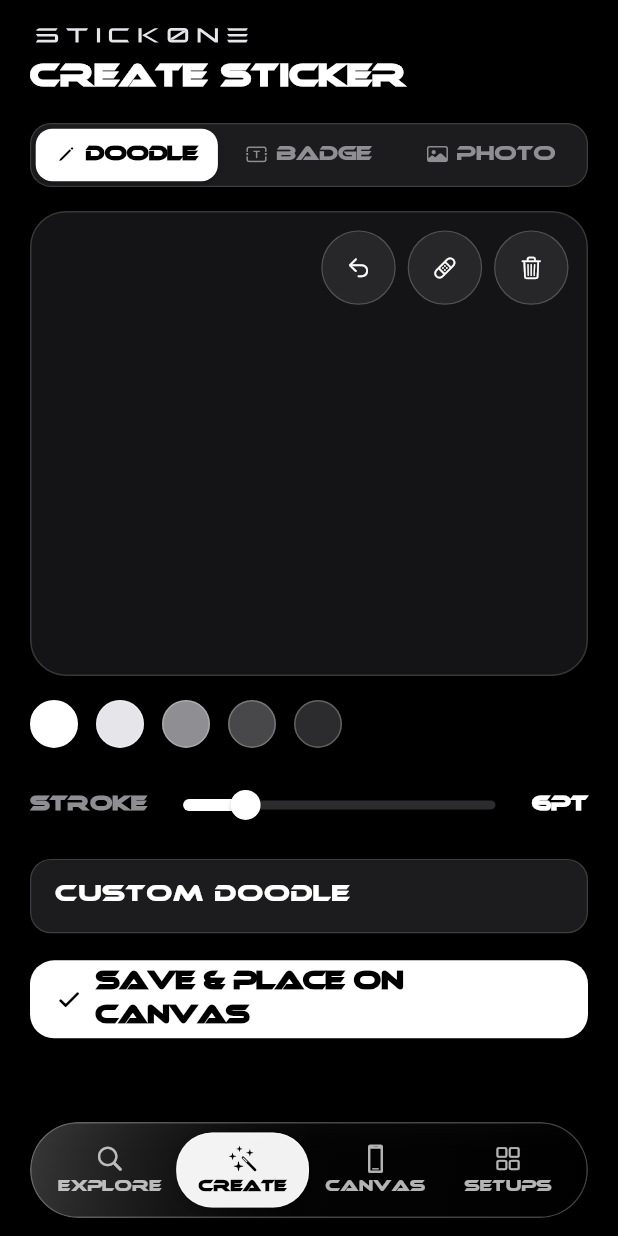
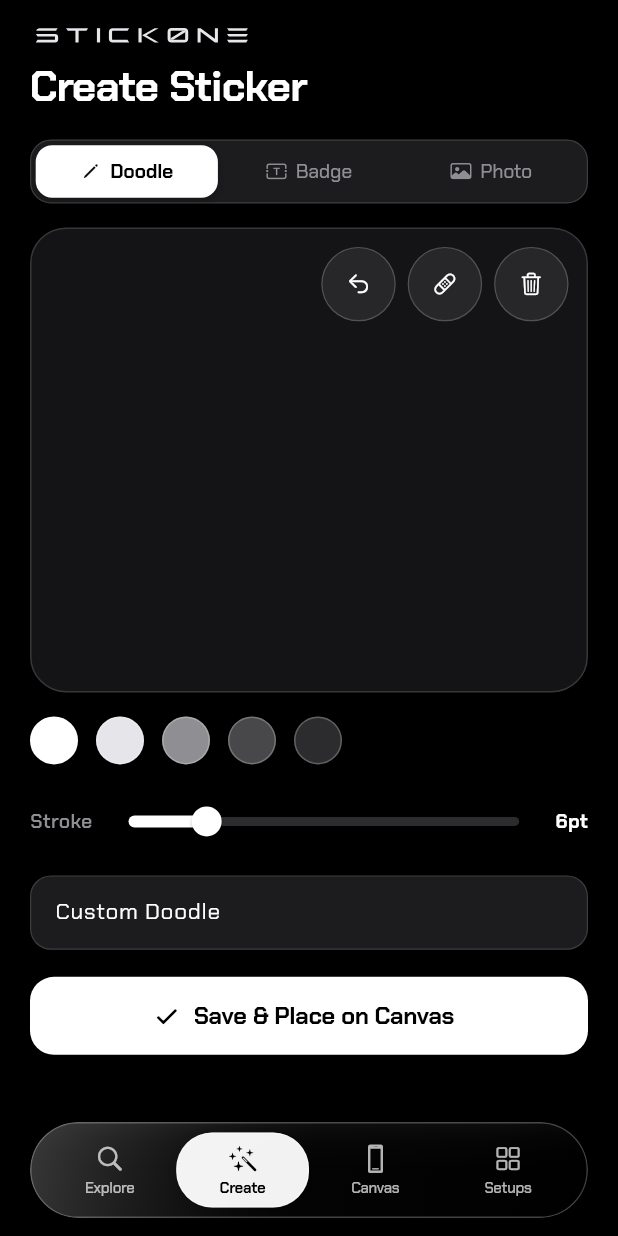
Before and after one commit to Gowsan-S/Stick0ne, a Flutter app: the screen it shows after launch, item 2 of the bottom bar chosen, on a phone screen of 412 x 824 dp. Run offline on Flutter 3.47's test engine with Material 3 defaults, Android fonts, the phone set to English and light mode, and no system bars; our stand-ins replace image_picker, share_plus, shared_preferences.

Commit message:
docs: finalize UI screenshots with crisp Chakra Petch typography and button layout alignment

```diff
--- a/lib/main.dart
+++ b/lib/main.dart
@@ -45,7 +45,7 @@ class Stick0neApp extends StatelessWidget {
         theme: ThemeData(
           useMaterial3: true,
           brightness: Brightness.dark,
-          fontFamily: 'Ethnocentric',
+          fontFamily: 'ChakraPetch',
           scaffoldBackgroundColor: const Color(0xFF000000), // OLED Pure Black
           canvasColor: const Color(0xFF000000),
           cardColor: const Color(0xFF1C1C1E), // iOS Grouped Inset Card
--- a/lib/providers/canvas_provider.dart
+++ b/lib/providers/canvas_provider.dart
@@ -60,6 +60,12 @@ class CanvasProvider extends ChangeNotifier {
   List<SavedDesign> get savedDesigns => _savedDesigns;
   bool get isLoadingDesigns => _isLoadingDesigns;
   bool get isOverlayActive => _isOverlayActive;
+
+  @visibleForTesting
+  void setOverlayActiveForTest(bool active) {
+    _isOverlayActive = active;
+    notifyListeners();
+  }
 
   StickerPlacement? get selectedPlacement {
     if (_selectedPlacementId == null) return null;
--- a/lib/screens/main_navigation_screen.dart
+++ b/lib/screens/main_navigation_screen.dart
@@ -150,7 +150,7 @@ class _MainNavigationScreenState extends State<MainNavigationScreen> {
                   fontSize: 10,
                   fontWeight: isSelected ? FontWeight.w700 : FontWeight.w500,
                   color: isSelected ? Colors.black : const Color(0xB3FFFFFF),
-                  letterSpacing: 0.2,
+                  letterSpacing: -0.2,
                 ),
               ),
             ],
--- a/lib/screens/my_designs_screen.dart
+++ b/lib/screens/my_designs_screen.dart
@@ -55,9 +55,9 @@ class MyDesignsScreen extends StatelessWidget {
             'My Setups',
             style: TextStyle(
               color: Colors.white,
-              fontSize: 20,
-              fontWeight: FontWeight.w700,
-              letterSpacing: 0.5,
+              fontSize: 28,
+              fontWeight: FontWeight.w800,
+              letterSpacing: -0.5,
             ),
           ),
         ],
--- a/lib/screens/sticker_creator_screen.dart
+++ b/lib/screens/sticker_creator_screen.dart
@@ -318,9 +318,9 @@ class _StickerCreatorScreenState extends State<StickerCreatorScreen> {
             'Create Sticker',
             style: TextStyle(
               color: Colors.white,
-              fontSize: 20,
-              fontWeight: FontWeight.w700,
-              letterSpacing: 0.5,
+              fontSize: 28,
+              fontWeight: FontWeight.w800,
+              letterSpacing: -0.5,
             ),
           ),
         ],
--- a/lib/screens/sticker_search_screen.dart
+++ b/lib/screens/sticker_search_screen.dart
@@ -78,9 +78,9 @@ class _StickerSearchScreenState extends State<StickerSearchScreen> {
                   'Explore Stickers',
                   style: TextStyle(
                     color: Colors.white,
-                    fontSize: 20,
-                    fontWeight: FontWeight.w700,
-                    letterSpacing: 0.5,
+                    fontSize: 28,
+                    fontWeight: FontWeight.w800,
+                    letterSpacing: -0.5,
                   ),
                 ),
               ],
--- a/pubspec.yaml
+++ b/pubspec.yaml
@@ -65,12 +65,6 @@ flutter:
   uses-material-design: true
 
   fonts:
-    - family: Ethnocentric
-      fonts:
-        - asset: assets/fonts/Ethnocentric.ttf
-    - family: Orbitron
-      fonts:
-        - asset: assets/fonts/Orbitron.ttf
     - family: ChakraPetch
       fonts:
         - asset: assets/fonts/ChakraPetch-Regular.ttf
```
Also changed, not shown: lib/screens/preview_display_modal.dart (+6 -3 lines), lib/screens/sticker_placement_screen.dart (+10 -10 lines), 7 other files.
